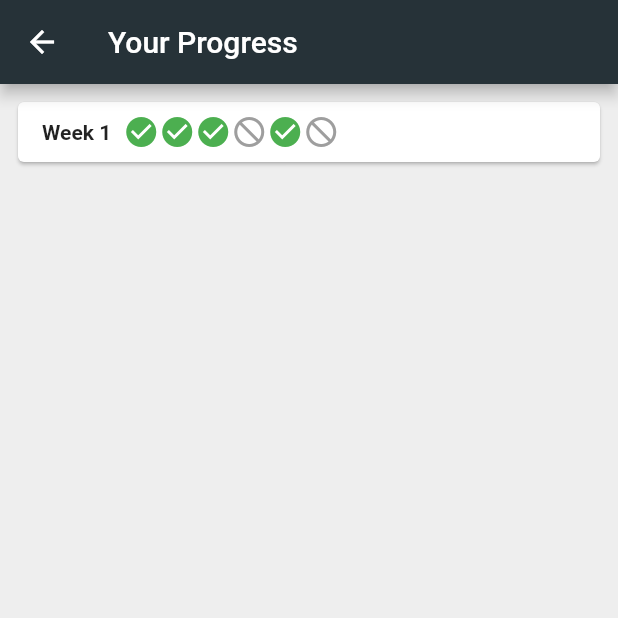
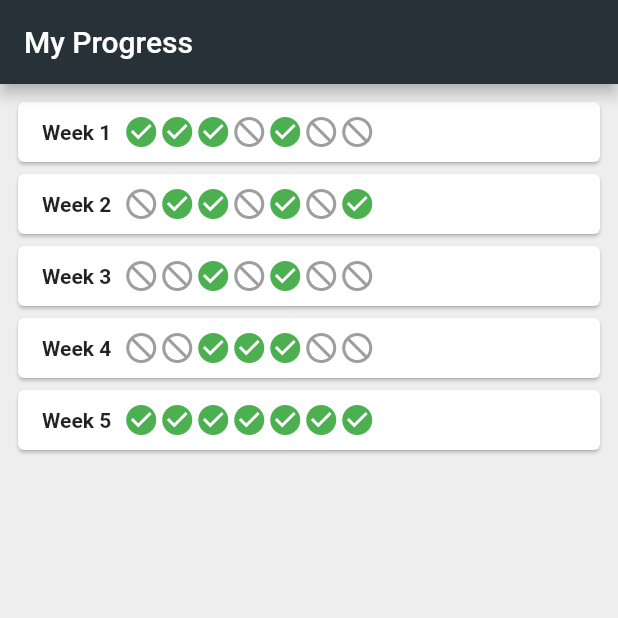
Before and after one commit to ecargnfx/save-the-planet, a Flutter app: the WeeklyProgress screen opened directly, on a phone screen of 412 x 824 dp, the top half of it. Run offline on Flutter 3.47's test engine with Material 2 defaults, Android fonts, the phone set to English and light mode, and no system bars; our stand-ins replace charts_flutter, equatable, numberpicker; missing offline and left inert: todos_app_core.

Commit message:
weekly progress

```diff
--- a/lib/main.dart
+++ b/lib/main.dart
@@ -1,7 +1,8 @@
 import 'package:flutter/material.dart';
 import 'package:flutter_hackathon/dataset_one.dart';
-import 'package:flutter_hackathon/Screens/avg_amt_chart.dart';
-import 'package:flutter_hackathon/Screens/set_goal.dart';
+import 'package:flutter_hackathon/screens/avg_amt_chart.dart';
+import 'package:flutter_hackathon/screens/set_goal.dart';
+import 'package:flutter_hackathon/screens/weekly_progress.dart';
 import 'package:charts_flutter/flutter.dart' as charts;
 import 'package:flutter_hackathon/constants.dart';
 
@@ -13,7 +14,7 @@ class MyApp extends StatelessWidget {
   Widget build(BuildContext context) {
     return MaterialApp(
         theme: kAppTheme, //look in the constants file
-        home: PickOptions());
+        home: WeeklyProgress());
     // can run BarChartSample3() to see chart, routing not working yet due to some type conflict
   }
 }
--- a/lib/screens/weekly_progress.dart
+++ b/lib/screens/weekly_progress.dart
@@ -25,6 +25,107 @@ class _WeeklyProgressState extends State<WeeklyProgress> {
                   Icon(Icons.not_interested, color: Colors.grey[500]),
                   Icon(Icons.check_circle, color: Colors.green),
                   Icon(Icons.not_interested, color: Colors.grey[500]),
+                  Icon(Icons.not_interested, color: Colors.grey[500]),
+                ],
+              ),
+            )
+          ],
+        ),
+      ),
+    ),
+    Card(
+      child: Padding(
+        padding: EdgeInsets.fromLTRB(16.0, 8.0, 16.0, 8.0),
+        child: Row(
+          children: <Widget>[
+            Text('Week 2', style: TextStyle(fontWeight: FontWeight.bold)),
+            Padding(
+              padding: const EdgeInsets.fromLTRB(8.0, 0, 8.0, 0),
+              child: Row(
+                mainAxisAlignment: MainAxisAlignment.spaceAround,
+                children: <Widget>[
+                  Icon(Icons.not_interested, color: Colors.grey[500]),
+                  Icon(Icons.check_circle, color: Colors.green),
+                  Icon(Icons.check_circle, color: Colors.green),
+                  Icon(Icons.not_interested, color: Colors.grey[500]),
+                  Icon(Icons.check_circle, color: Colors.green),
+                  Icon(Icons.not_interested, color: Colors.grey[500]),
+                  Icon(Icons.check_circle, color: Colors.green),
+                ],
+              ),
+            )
+          ],
+        ),
+      ),
+    ),
+    Card(
+      child: Padding(
+        padding: EdgeInsets.fromLTRB(16.0, 8.0, 16.0, 8.0),
+        child: Row(
+          children: <Widget>[
+            Text('Week 3', style: TextStyle(fontWeight: FontWeight.bold)),
+            Padding(
+              padding: const EdgeInsets.fromLTRB(8.0, 0, 8.0, 0),
+              child: Row(
+                mainAxisAlignment: MainAxisAlignment.spaceAround,
+                children: <Widget>[
+                  Icon(Icons.not_interested, color: Colors.grey[500]),
+                  Icon(Icons.not_interested, color: Colors.grey[500]),
+                  Icon(Icons.check_circle, color: Colors.green),
+                  Icon(Icons.not_interested, color: Colors.grey[500]),
+                  Icon(Icons.check_circle, color: Colors.green),
+                  Icon(Icons.not_interested, color: Colors.grey[500]),
+                  Icon(Icons.not_interested, color: Colors.grey[500]),
+                ],
+              ),
+            )
+          ],
+        ),
+      ),
+    ),
+    Card(
+      child: Padding(
+        padding: EdgeInsets.fromLTRB(16.0, 8.0, 16.0, 8.0),
+        child: Row(
+          children: <Widget>[
+            Text('Week 4', style: TextStyle(fontWeight: FontWeight.bold)),
+            Padding(
+              padding: const EdgeInsets.fromLTRB(8.0, 0, 8.0, 0),
+              child: Row(
+                mainAxisAlignment: MainAxisAlignment.spaceAround,
+                children: <Widget>[
+                  Icon(Icons.not_interested, color: Colors.grey[500]),
+                  Icon(Icons.not_interested, color: Colors.grey[500]),
+                  Icon(Icons.check_circle, color: Colors.green),
+                  Icon(Icons.check_circle, color: Colors.green),
+                  Icon(Icons.check_circle, color: Colors.green),
+                  Icon(Icons.not_interested, color: Colors.grey[500]),
+                  Icon(Icons.not_interested, color: Colors.grey[500]),
+                ],
+              ),
+            )
+          ],
+        ),
+      ),
+    ),
+    Card(
+      child: Padding(
+        padding: EdgeInsets.fromLTRB(16.0, 8.0, 16.0, 8.0),
+        child: Row(
+          children: <Widget>[
+            Text('Week 5', style: TextStyle(fontWeight: FontWeight.bold)),
+            Padding(
+              padding: const EdgeInsets.fromLTRB(8.0, 0, 8.0, 0),
+              child: Row(
+                mainAxisAlignment: MainAxisAlignment.spaceAround,
+                children: <Widget>[
+                  Icon(Icons.check_circle, color: Colors.green),
+                  Icon(Icons.check_circle, color: Colors.green),
+                  Icon(Icons.check_circle, color: Colors.green),
+                  Icon(Icons.check_circle, color: Colors.green),
+                  Icon(Icons.check_circle, color: Colors.green),
+                  Icon(Icons.check_circle, color: Colors.green),
+                  Icon(Icons.check_circle, color: Colors.green),
                 ],
               ),
             )
@@ -39,7 +140,7 @@ class _WeeklyProgressState extends State<WeeklyProgress> {
     return Scaffold(
       backgroundColor: Colors.grey[200],
       appBar: AppBar(
-        title: Text("Your Progress"),
+        title: Text("My Progress"),
         backgroundColor: Colors.blueGrey[900],
       ),
       body: SafeArea(
```
Also changed, not shown: 1 other file.
